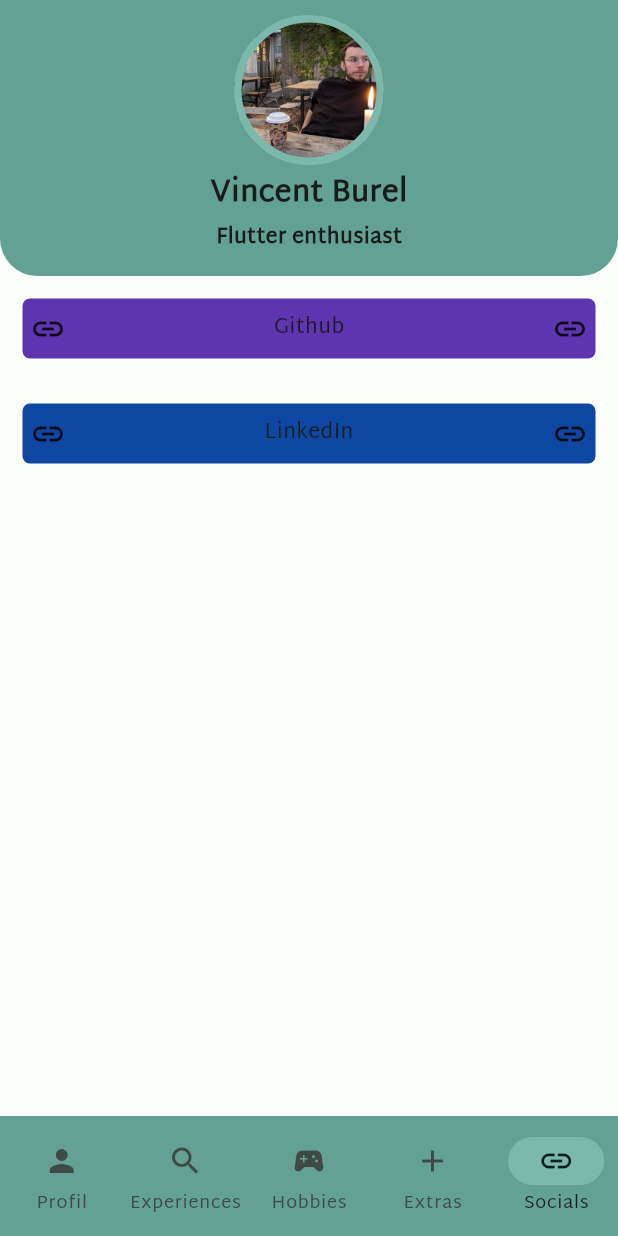
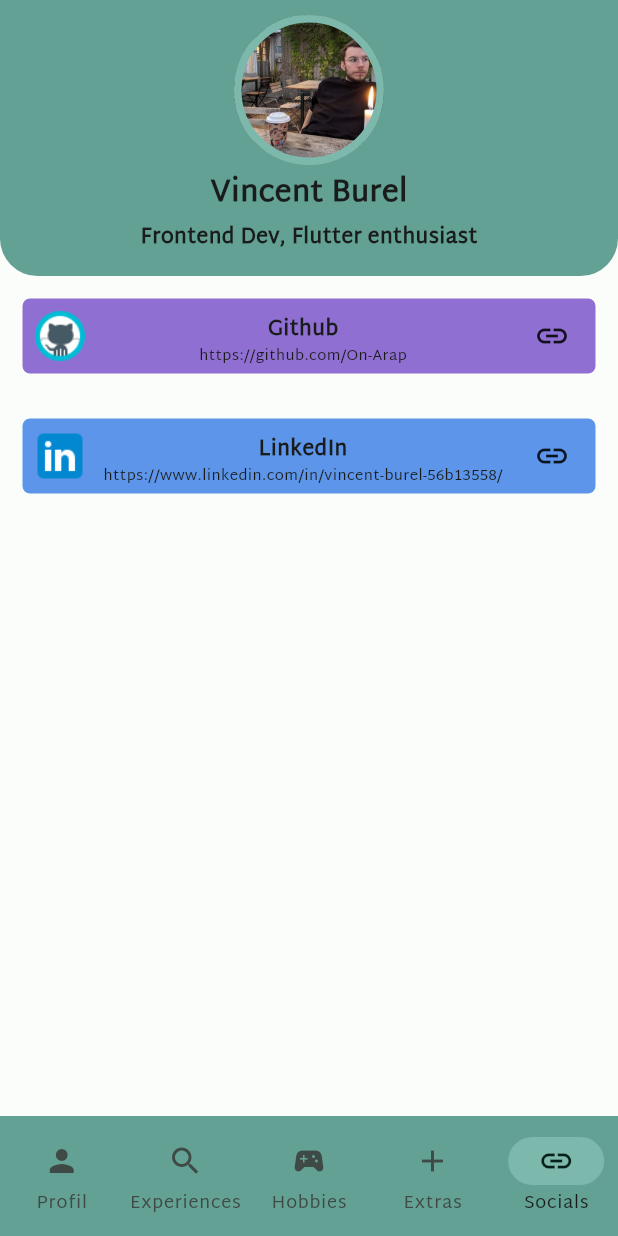
Before and after one commit to On-Arap/vincentburel_resume, a Flutter app: the screen it shows after launch, item 5 of the bottom bar chosen, on a phone screen of 412 x 824 dp. Run offline on Flutter 3.47's test engine with Material 3 defaults, Android fonts, the phone set to English and light mode, and no system bars; our stand-ins replace bloc, flutter_bloc; network calls fail.

Commit message:
Update UI in social and exp

```diff
--- a/lib/core/UI/profil_page.dart
+++ b/lib/core/UI/profil_page.dart
@@ -21,7 +21,7 @@ class _ProfilPageState extends State<ProfilPage> {
             height: 150,
             image: Image.asset('assets/profil.jpg'),
             title: 'Vincent Burel',
-            subtitle: 'Flutter enthusiast',
+            subtitle: 'Frontend Dev, Flutter enthusiast',
           ),
           const InformationsContainer(),
           const TechnosContainer(),
--- a/lib/core/UI/socials_page.dart
+++ b/lib/core/UI/socials_page.dart
@@ -21,7 +21,7 @@ class _SocialsPageState extends State<SocialsPage> {
             height: 100,
             image: Image.asset('assets/profil.jpg'),
             title: 'Vincent Burel',
-            subtitle: 'Flutter enthusiast',
+            subtitle: 'Frontend Dev, Flutter enthusiast',
           ), // SocialCard(
           //   color: Colors.blue[500],
           //   iconFirst: const Icon(Icons.insert_link),
@@ -30,15 +30,15 @@ class _SocialsPageState extends State<SocialsPage> {
           //   url: 'https://facebook.com/',
           // ),
           SocialCard(
-            color: Colors.deepPurple[600],
-            iconFirst: const Icon(Icons.insert_link),
+            color: const Color(0xFF906FD3),
+            iconFirst: Image.asset('assets/github_logo.png'),
             text: 'Github',
             iconSecond: const Icon(Icons.insert_link),
             url: 'https://github.com/On-Arap',
           ),
           SocialCard(
-            color: Colors.blue[900],
-            iconFirst: const Icon(Icons.insert_link),
+            color: const Color(0xFF5C95E9),
+            iconFirst: Image.asset('assets/linkedin_logo.png'),
             text: 'LinkedIn',
             iconSecond: const Icon(Icons.insert_link),
             url: 'https://www.linkedin.com/in/vincent-burel-56b13558/',
--- a/lib/core/datas/bloc/experience/experience_bloc.dart
+++ b/lib/core/datas/bloc/experience/experience_bloc.dart
@@ -6,7 +6,7 @@ part 'experience_state.dart';
 List<Experience> experiencesData = [
   Experience(
     image: 'https://static-00.iconduck.com/assets.00/flutter-icon-1651x2048-ojswpayr.png',
-    org: 'learning Flutter',
+    org: 'Flutter',
     period: '2022-2023',
     jobDesc: 'Mobile Developer, autodidacte Flutter, build of many differents project to learn and use Flutter',
     stack: 'Flutter, Dart',
@@ -33,7 +33,7 @@ List<Experience> experiencesData = [
     stack: 'JavaScript, PHP',
   ),
   Experience(
-    image: 'https://res.cloudinary.com/crunchbase-production/image/upload/c_lpad,h_256,w_256,f_auto,q_auto:eco,dpr_1/v1397209090/45a26b9b7475566518e89d60e535e70b.jpg',
+    image: 'https://images.crunchbase.com/image/upload/c_pad,h_170,w_170,f_auto,b_white,q_auto:eco,dpr_1/v1397209090/45a26b9b7475566518e89d60e535e70b.jpg',
     org: 'LeNewz',
     period: '2011',
     jobDesc: 'Web Development Intership, build new features for a Web News website, that gathered many articles based on keywords',
--- a/lib/core/widgets/experience_container.dart
+++ b/lib/core/widgets/experience_container.dart
@@ -43,16 +43,16 @@ class ExperienceContainer extends StatelessWidget {
                     Row(
                       mainAxisAlignment: MainAxisAlignment.spaceBetween,
                       children: [
-                        Text(org, style: const TextStyle(fontSize: 18, fontWeight: FontWeight.bold)),
-                        Text(period, style: const TextStyle(fontSize: 14, fontWeight: FontWeight.w500)),
+                        Text(org, style: const TextStyle(fontSize: 16, fontWeight: FontWeight.bold)),
+                        Text(period, style: const TextStyle(fontSize: 10, fontWeight: FontWeight.w500)),
                       ],
                     ),
                     const SizedBox(height: 10),
-                    Text(jobDesc, style: const TextStyle(fontSize: 16)),
+                    Text(jobDesc, style: const TextStyle(fontSize: 12)),
                     const SizedBox(height: 10),
                     Row(
                       children: [
-                        const Text('Stack: ', style: TextStyle(fontSize: 18, fontWeight: FontWeight.bold)),
+                        const Text('Stack: ', style: TextStyle(fontSize: 16, fontWeight: FontWeight.bold)),
                         Text(stack),
                       ],
                     )
--- a/lib/core/widgets/social_card.dart
+++ b/lib/core/widgets/social_card.dart
@@ -3,7 +3,7 @@ import 'package:url_launcher/url_launcher.dart';
 
 class SocialCard extends StatelessWidget {
   final Color? color;
-  final Icon iconFirst;
+  final Image iconFirst;
   final String text;
   final Icon iconSecond;
   final String url;
@@ -28,7 +28,7 @@ class SocialCard extends StatelessWidget {
     return Padding(
       padding: const EdgeInsets.all(15),
       child: Container(
-        height: 40,
+        height: 50,
         width: double.infinity,
         decoration: BoxDecoration(
           color: color,
@@ -42,8 +42,17 @@ class SocialCard extends StatelessWidget {
               mainAxisAlignment: MainAxisAlignment.spaceBetween,
               children: [
                 iconFirst,
-                Text(text),
-                iconSecond,
+                Column(
+                  mainAxisAlignment: MainAxisAlignment.end,
+                  children: [
+                    Text(text, style: const TextStyle(fontWeight: FontWeight.bold)),
+                    Text(url, style: const TextStyle(fontSize: 10)),
+                  ],
+                ),
+                SizedBox(
+                  width: 48,
+                  child: iconSecond,
+                ),
               ],
             ),
           ),
```
Also changed, not shown: assets/github_logo.png (added), assets/linkedin_logo.png (added), assets/screenshot_0.2.png (added), 1 other file.
